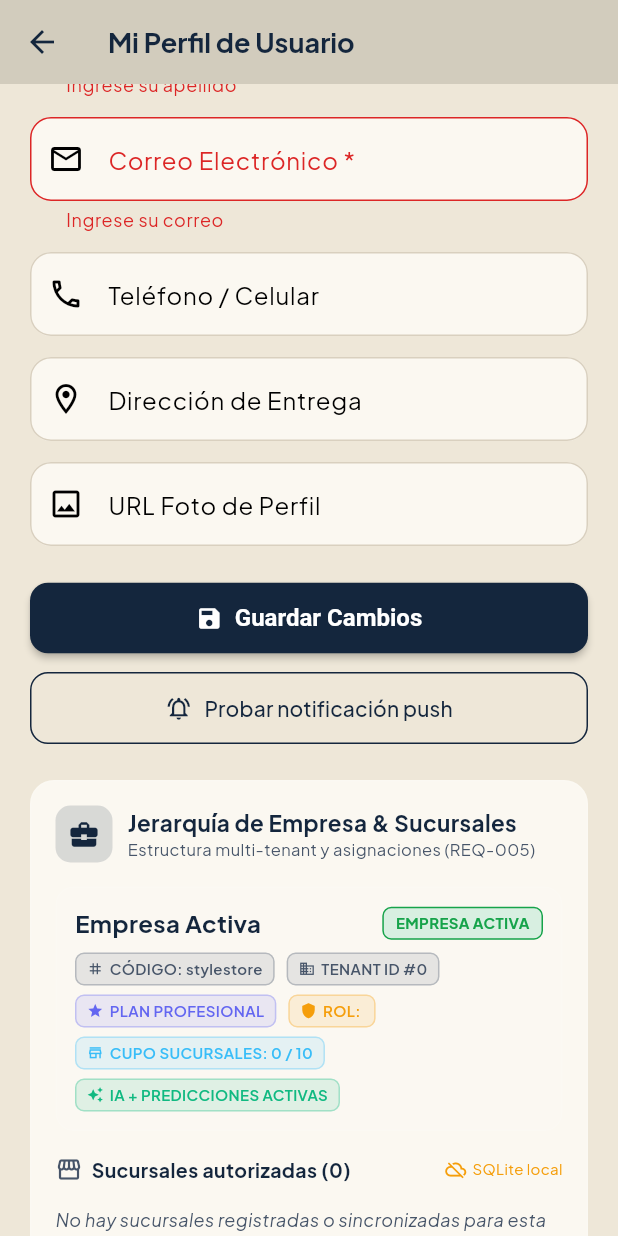
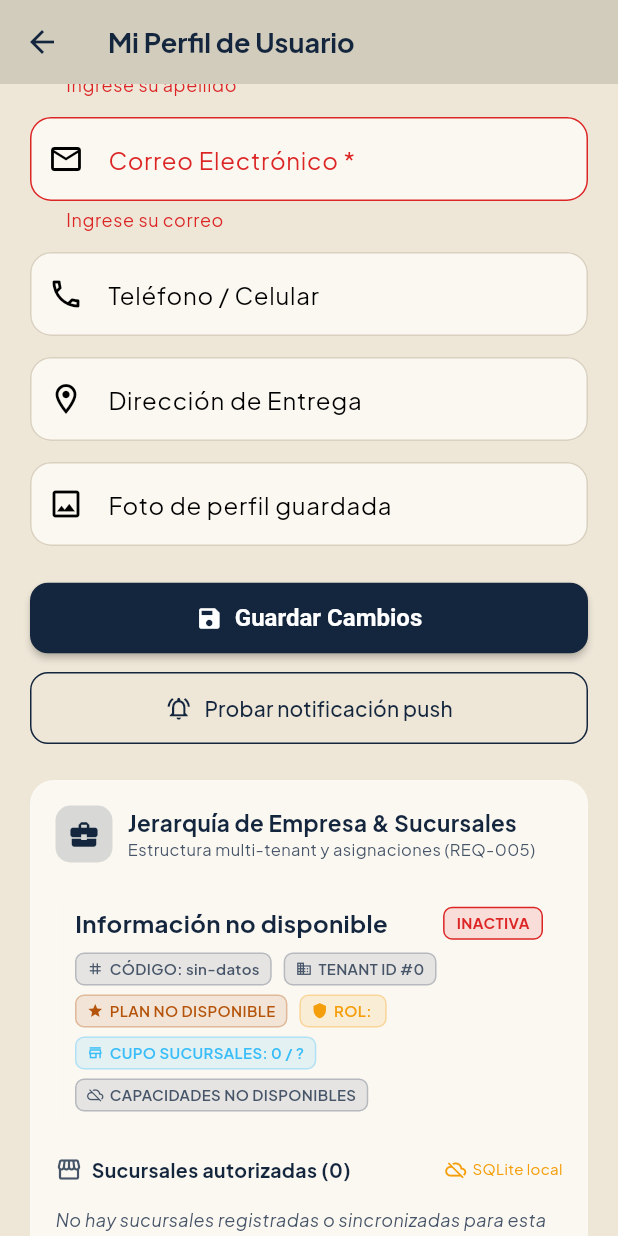
Before and after one commit to dylandeam/StyleStore_Mobile, a Flutter app: the ProfileScreen screen opened by its route, scrolled down 373 dp, after a tap on "Guardar Cambios", on a phone screen of 412 x 824 dp. Run offline on Flutter 3.47's test engine with Material 3 defaults, Android fonts, the phone set to English and light mode, and no system bars; our stand-ins replace cached_network_image, connectivity_plus, firebase_core, firebase_messaging, flutter_cache_manager, flutter_local_notifications and 7 more; accounts and stored records are empty; network calls fail.

Commit message:
fix: completar edición de perfil móvil

```diff
--- a/lib/config/api_config.dart
+++ b/lib/config/api_config.dart
@@ -44,6 +44,7 @@ class ApiConfig {
 
   // User & Profile endpoints (CU6)
   static String get meUrl => '$baseUrl/users/me';
+  static String get uploadsUrl => '$baseUrl/uploads';
 
   // Catálogo y Próximamente (CU11, CU14)
   static String get catalogoUrl => '$baseUrl/catalogo';
--- a/lib/screens/account/profile_screen.dart
+++ b/lib/screens/account/profile_screen.dart
@@ -1,5 +1,6 @@
 import 'dart:convert';
 import 'package:flutter/material.dart';
+import 'package:image_picker/image_picker.dart';
 import 'package:provider/provider.dart';
 import '../../config/api_config.dart';
 import '../../config/theme.dart';
@@ -28,6 +29,7 @@ class _ProfileScreenState extends State<ProfileScreen> {
 
   bool _isLoading = false;
   bool _testingPush = false;
+  bool _uploadingPhoto = false;
   String? _errorMessage;
   String? _successMessage;
 
@@ -35,6 +37,7 @@ class _ProfileScreenState extends State<ProfileScreen> {
   Map<String, dynamic>? _subscriptionData;
   List<Map<String, dynamic>> _branches = [];
   bool _loadingTenant = true;
+  bool _tenantLoadFailed = false;
   bool _offlineBranches = false;
 
   @override
@@ -89,10 +92,16 @@ class _ProfileScreenState extends State<ProfileScreen> {
           _branches = branches;
           _offlineBranches = fromOffline;
           _loadingTenant = false;
+          _tenantLoadFailed = false;
         });
       }
     } catch (_) {
-      if (mounted) setState(() => _loadingTenant = false);
+      if (mounted) {
+        setState(() {
+          _loadingTenant = false;
+          _tenantLoadFailed = true;
+        });
+      }
     }
   }
 
@@ -124,7 +133,7 @@ class _ProfileScreenState extends State<ProfileScreen> {
       final response = await apiService.patch(
         ApiConfig.meUrl,
         body: {
-          'nombre': _nameController.text.trim(),
+          'name': _nameController.text.trim(),
           'apellido': _apellidoController.text.trim(),
           'email': _emailController.text.trim(),
           'telefono': _phoneController.text.trim().isNotEmpty
@@ -153,7 +162,17 @@ class _ProfileScreenState extends State<ProfileScreen> {
         final err = jsonDecode(response.body);
         setState(() {
           _isLoading = false;
-          _errorMessage = err['detail'] ?? 'Error al actualizar perfil.';
+          final detail = err['detail'];
+          _errorMessage = detail is String
+              ? detail
+              : detail is List
+                  ? detail
+                      .map((item) => item is Map
+                          ? (item['msg'] ?? item['message'] ?? '').toString()
+                          : item.toString())
+                      .where((message) => message.isNotEmpty)
+                      .join(' · ')
+                  : 'Error al actualizar perfil.';
         });
       }
     } catch (e) {
@@ -161,6 +180,52 @@ class _ProfileScreenState extends State<ProfileScreen> {
         _isLoading = false;
         _errorMessage = 'Error de conexión con el servidor ($e)';
       });
+    }
+  }
+
+  Future<void> _pickAndUploadPhoto() async {
+    final api = context.read<ApiService>();
+    final picked = await ImagePicker().pickImage(
+      source: ImageSource.gallery,
+      maxWidth: 1200,
+      imageQuality: 88,
+    );
+    if (picked == null || !mounted) return;
+    setState(() {
+      _uploadingPhoto = true;
+      _errorMessage = null;
+      _successMessage = null;
+    });
+    try {
+      final bytes = await picked.readAsBytes();
+      if (bytes.length > 5 * 1024 * 1024) {
+        throw Exception('La imagen supera el máximo de 5 MB.');
+      }
+      final response = await api.uploadImage(
+        ApiConfig.uploadsUrl,
+        bytes: bytes,
+        filename: picked.name,
+      );
+      if (response.statusCode != 200) {
+        final error = jsonDecode(response.body);
+        throw Exception(error['detail'] ?? 'No se pudo subir la foto.');
+      }
+      final data = jsonDecode(response.body) as Map<String, dynamic>;
+      _photoController.text = data['url']?.toString() ?? '';
+      if (mounted) {
+        setState(() {
+          _uploadingPhoto = false;
+          _successMessage =
+              'Foto cargada. Presiona Guardar cambios para aplicarla.';
+        });
+      }
+    } catch (error) {
+      if (mounted) {
+        setState(() {
+          _uploadingPhoto = false;
+          _errorMessage = error.toString().replaceFirst('Exception: ', '');
+        });
+      }
     }
   }
 
@@ -217,16 +282,41 @@ class _ProfileScreenState extends State<ProfileScreen> {
             children: [
               // Avatar
               Center(
-                child: CircleAvatar(
+                child: Stack(
+                  clipBehavior: Clip.none,
+                  children: [
+                    CircleAvatar(
                       radius: 44,
                       backgroundColor: AppTheme.bgCard,
-                  backgroundImage: _photoController.text.isNotEmpty
-                      ? NetworkImage(_photoController.text)
+                      backgroundImage: _photoController.text.isNotEmpty &&
+                              ApiConfig.resolveImageUrl(
+                                      _photoController.text) !=
+                                  null
+                          ? NetworkImage(
+                              ApiConfig.resolveImageUrl(_photoController.text)!)
                           : null,
                       child: _photoController.text.isEmpty
                           ? const Icon(Icons.person,
                               size: 48, color: AppTheme.accentIndigo)
                           : null,
+                    ),
+                    Positioned(
+                      right: -8,
+                      bottom: -8,
+                      child: IconButton.filled(
+                        tooltip: 'Elegir foto de perfil',
+                        onPressed: _uploadingPhoto ? null : _pickAndUploadPhoto,
+                        icon: _uploadingPhoto
+                            ? const SizedBox(
+                                width: 18,
+                                height: 18,
+                                child:
+                                    CircularProgressIndicator(strokeWidth: 2),
+                              )
+                            : const Icon(Icons.photo_camera_outlined),
+                      ),
+                    ),
+                  ],
                 ),
               ),
               const SizedBox(height: 16),
@@ -384,19 +474,19 @@ class _ProfileScreenState extends State<ProfileScreen> {
               ),
               const SizedBox(height: 14),
 
-              // Foto URL
+              // Ruta persistente generada por el selector superior.
               TextFormField(
                 controller: _photoController,
+                readOnly: true,
                 style: const TextStyle(color: AppTheme.textPrimary),
                 decoration: InputDecoration(
-                  labelText: 'URL Foto de Perfil',
+                  labelText: 'Foto de perfil guardada',
                   prefixIcon: const Icon(Icons.image_outlined),
                   filled: true,
                   fillColor: AppTheme.bgCard,
                   border: OutlineInputBorder(
                       borderRadius: BorderRadius.circular(12)),
                 ),
-                onChanged: (_) => setState(() {}),
               ),
               const SizedBox(height: 24),
 
@@ -448,17 +538,17 @@ class _ProfileScreenState extends State<ProfileScreen> {
 
   Widget _buildTenantHierarchySection() {
     final user = Provider.of<AuthService>(context).currentUser;
-    final empresaNombre = _tenantData?['nombre'] ?? 'Empresa Activa';
-    final empresaCodigo = _tenantData?['codigo'] ?? 'stylestore';
-    final isTenantActive = _tenantData?['active'] as bool? ?? true;
+    final empresaNombre = _tenantData?['nombre'] ?? 'Información no disponible';
+    final empresaCodigo = _tenantData?['codigo'] ?? 'sin-datos';
+    final isTenantActive = _tenantData?['active'] as bool? ?? false;
     final planCodigo = (_subscriptionData?['plan_codigo'] ??
             _subscriptionData?['plan']?['codigo'] ??
-            'profesional')
+            'desconocido')
         .toString()
         .toLowerCase();
     final planNombre = (_subscriptionData?['plan_nombre'] ??
             _subscriptionData?['plan']?['nombre'] ??
-            'Plan Profesional')
+            'Plan no disponible')
         .toString();
 
     Color planColor;
@@ -524,6 +614,13 @@ class _ProfileScreenState extends State<ProfileScreen> {
             ],
           ),
           const SizedBox(height: 16),
+          if (_tenantLoadFailed) ...[
+            const Text(
+              'No se pudo consultar la empresa ni el plan. Verifica tu conexión; no se mostrarán permisos estimados.',
+              style: TextStyle(color: AppTheme.dangerRed, fontSize: 12),
+            ),
+            const SizedBox(height: 12),
+          ],
           // Empresa Card
           Container(
             padding: const EdgeInsets.all(12),
@@ -591,7 +688,7 @@ class _ProfileScreenState extends State<ProfileScreen> {
                         Icons.shield,
                         const Color(0xFFF59E0B)),
                     _infoBadge(
-                        'CUPO SUCURSALES: ${_branches.where((b) => b['active'] != false).length} / ${_subscriptionData?['max_sucursales'] ?? (planCodigo.contains("profesional") ? 10 : (planCodigo.contains("intermedio") ? 5 : 2))}',
+                        'CUPO SUCURSALES: ${_branches.where((b) => b['active'] != false).length} / ${_subscriptionData?['max_sucursales'] ?? "?"}',
                         Icons.store_mall_directory_outlined,
                         const Color(0xFF38BDF8)),
                     if (planCodigo.contains('profesional'))
@@ -600,8 +697,11 @@ class _ProfileScreenState extends State<ProfileScreen> {
                     else if (planCodigo.contains('intermedio'))
                       _infoBadge('CHATBOT IA ACTIVO', Icons.chat_bubble_outline,
                           const Color(0xFF10B981))
+                    else if (planCodigo.contains('basico'))
+                      _infoBadge('SIN IA (PLAN BÁSICO)', Icons.lock_outline,
+                          AppTheme.textSecondary)
                     else
-                      _infoBadge('SIN IA (PLAN BÁSICO)', Icons.lock_outline,
+                      _infoBadge('CAPACIDADES NO DISPONIBLES', Icons.cloud_off,
                           AppTheme.textSecondary),
                   ],
                 ),
--- a/pubspec.yaml
+++ b/pubspec.yaml
@@ -1,7 +1,7 @@
 name: stylestore_mobile
 description: "StyleStore Mobile Authentication and Dashboard App built with Flutter."
 publish_to: 'none'
-version: 1.0.8+9
+version: 1.0.9+10
 
 environment:
   sdk: '>=3.6.0 <4.0.0'
@@ -30,6 +30,7 @@ dependencies:
   geolocator: ^14.0.2
   cached_network_image: ^4.0.3
   flutter_cache_manager: ^3.4.1
+  image_picker: ^1.1.2
 
 dev_dependencies:
   flutter_test:
```
Also changed, not shown: lib/services/api_service.dart (+31 -0 lines), pubspec.lock. Lines whose indentation alone changed are shown as unchanged.
